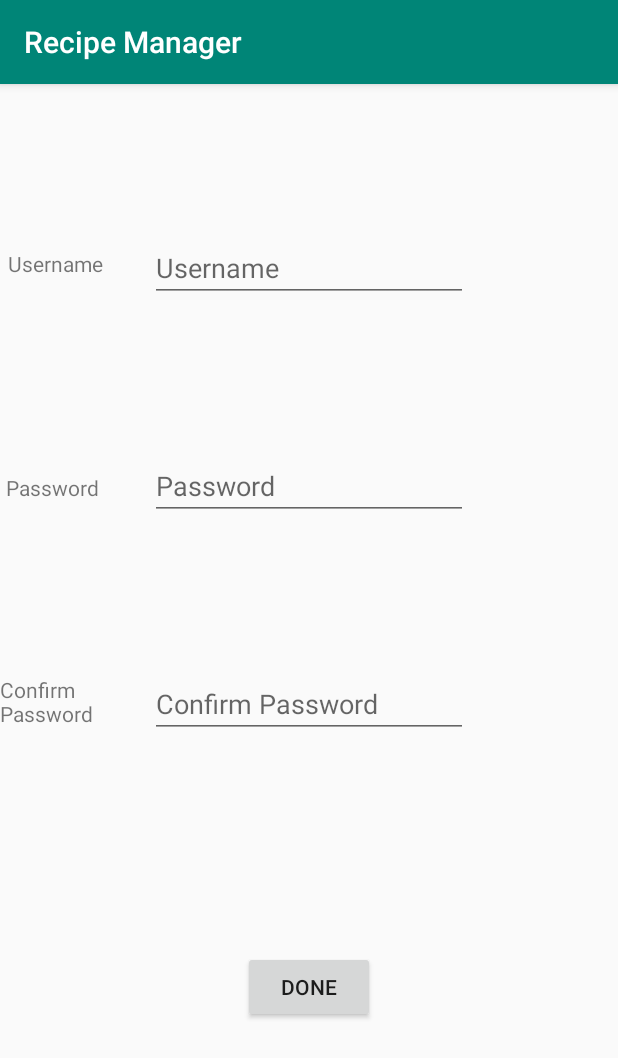
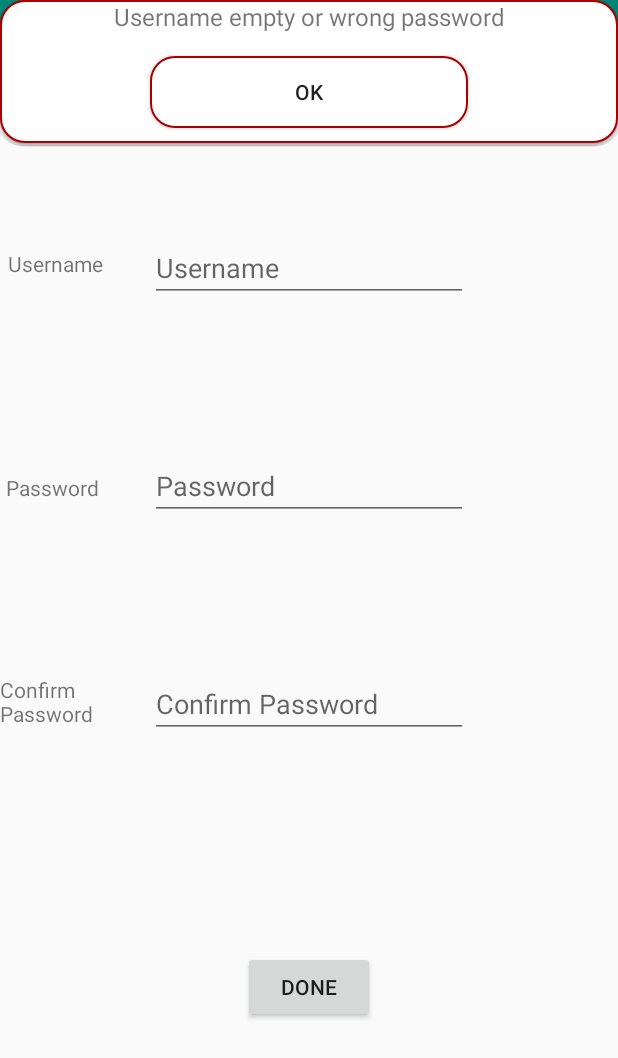
Before and after one commit to ZvonimirMedak/Recipe_Manager, an Android app: the RegistrationFragment screen opened through its navigation route, after a tap on "DONE", on a phone screen of 412 x 824 dp. Shown: the top 1058 px of the screen. Run offline under Robolectric (Android 15) with nearby library versions, the phone set to English and light mode, and no system bars; our stand-ins replace Room's generated code, data binding.

Commit message:
all popups finished

```diff
--- a/app/src/main/java/com/example/recipemanager/appDatabase/Recipe.kt
+++ b/app/src/main/java/com/example/recipemanager/appDatabase/Recipe.kt
@@ -20,7 +20,7 @@ data class Recipe(
     @PrimaryKey(autoGenerate = true)
     var recipeId: Long = 0L,
     var name: String,
-    var photoUrl: String,
+    var photoUrl: String ="https://i.imgur.com/qFk6jsK.png",
     var description: String,
     var timeToMake: String,
     var typeOfMeal: String,
--- a/app/src/main/java/com/example/recipemanager/profiles/NewProfileFragment.kt
+++ b/app/src/main/java/com/example/recipemanager/profiles/NewProfileFragment.kt
@@ -26,7 +26,7 @@ class NewProfileFragment : Fragment() {
             DataBindingUtil.inflate(inflater, R.layout.add_new_profile, container, false)
         val application = requireNotNull(this.activity).application
         databaseProfileUtils = DatabaseProfileUtils(application)
-        val viewModel = ProfileViewModel()
+        val viewModel = ProfileViewModel(activity!!, binding.root)
         val username = arguments!!.getString("username")
         binding.viewModel = viewModel
         setupNavigationObserver(viewModel)
--- a/app/src/main/java/com/example/recipemanager/profiles/ProfileFragment.kt
+++ b/app/src/main/java/com/example/recipemanager/profiles/ProfileFragment.kt
@@ -40,7 +40,7 @@ class ProfileFragment : Fragment() {
         )
         val application = requireNotNull(this.activity).application
         val databaseProfileUtils= DatabaseProfileUtils(application)
-        val viewModel = ProfileViewModel()
+        val viewModel = ProfileViewModel(activity!!, binding.root)
         binding.viewModel = viewModel
         val adapter = ProfileRecyclerAdapter(ProfileOnClickListener {
             viewModel.navigateToDetailProfile(it)
--- a/app/src/main/java/com/example/recipemanager/registration/RegistrationFragment.kt
+++ b/app/src/main/java/com/example/recipemanager/registration/RegistrationFragment.kt
@@ -25,7 +25,7 @@ class RegistrationFragment : Fragment() {
         val binding : RegistrationFormBinding = DataBindingUtil.inflate(inflater, R.layout.registration_form, container, false)
         val application = requireNotNull(this.activity).application
         databaseUserUtils = DatabaseUserUtils(application)
-        val viewModel = RegistrationViewModel()
+        val viewModel = RegistrationViewModel(activity!!, binding.root)
         binding.viewModel = viewModel
 
         setupNavigationObserver(viewModel)
--- a/app/src/main/java/com/example/recipemanager/registration/RegistrationViewModel.kt
+++ b/app/src/main/java/com/example/recipemanager/registration/RegistrationViewModel.kt
@@ -1,15 +1,26 @@
 package com.example.recipemanager.registration
 
+import android.app.Activity
+import android.graphics.Color
+import android.graphics.drawable.ColorDrawable
 import android.util.Log
+import android.view.LayoutInflater
+import android.view.View
+import android.widget.PopupWindow
 import androidx.lifecycle.LiveData
 import androidx.lifecycle.MutableLiveData
 import androidx.lifecycle.ViewModel
+import com.example.recipemanager.R
 import com.example.recipemanager.appDatabase.User
 import com.example.recipemanager.appDatabase.UserDatabaseDao
+import kotlinx.android.synthetic.main.error_popup.view.*
 
 import kotlinx.coroutines.*
 
-class RegistrationViewModel() : ViewModel() {
+class RegistrationViewModel(private val activity: Activity, val rootLayout : View) : ViewModel() {
+
+    lateinit var popupWindow: PopupWindow
+    lateinit var popupView : View
 
     private var _navigateToLogin = MutableLiveData<Boolean>()
     val navigateToLogin: LiveData<Boolean>
@@ -23,6 +34,23 @@ class RegistrationViewModel() : ViewModel() {
         _navigateToLogin.value = null
     }
 
+    init {
+        setupPopup()
+    }
 
+    private fun setupPopup(){
+        val inflater = LayoutInflater.from(activity)
+        popupWindow = PopupWindow(activity)
+        popupView = inflater.inflate(R.layout.error_popup, null)
+        popupWindow.isFocusable = true
+        popupWindow.contentView = popupView
+        popupView.ok_button.setOnClickListener {
+            popupWindow.dismiss()
+        }
+        popupWindow.setBackgroundDrawable(
+            ColorDrawable(
+                Color.TRANSPARENT)
+        )
+    }
 
 }
--- a/app/src/main/java/com/example/recipemanager/userlogin/LogInFragment.kt
+++ b/app/src/main/java/com/example/recipemanager/userlogin/LogInFragment.kt
@@ -26,7 +26,7 @@ class LogInFragment : Fragment() {
         )
         val application = requireNotNull(this.activity).application
         databaseUserUtils = DatabaseUserUtils(application)
-        val viewModel = LogInViewModel()
+        val viewModel = LogInViewModel(activity!!, binding.root)
         binding.viewModel = viewModel
 
 
--- a/app/src/main/java/com/example/recipemanager/userlogin/LogInViewModel.kt
+++ b/app/src/main/java/com/example/recipemanager/userlogin/LogInViewModel.kt
@@ -1,13 +1,21 @@
 package com.example.recipemanager.userlogin
 
+import android.app.Activity
+import android.graphics.Color
+import android.graphics.drawable.ColorDrawable
+import android.view.LayoutInflater
+import android.view.View
+import android.widget.PopupWindow
 import androidx.lifecycle.LiveData
 import androidx.lifecycle.MutableLiveData
 import androidx.lifecycle.ViewModel
+import com.example.recipemanager.R
 import com.example.recipemanager.appDatabase.User
 import com.example.recipemanager.appDatabase.UserDatabaseDao
+import kotlinx.android.synthetic.main.error_popup.view.*
 import kotlinx.coroutines.*
 
-class LogInViewModel : ViewModel() {
+class LogInViewModel(private val activity: Activity,val rootLayout : View) : ViewModel() {
     private var _navigateToRegisterFragment = MutableLiveData<Boolean?>()
     val navigateToRegisterFragment: LiveData<Boolean?>
         get() = _navigateToRegisterFragment
@@ -16,8 +24,27 @@ class LogInViewModel : ViewModel() {
     val navigateToProfileFragment: LiveData<Boolean?>
         get() = _navigateToProfileFragment
 
+    lateinit var popupWindow: PopupWindow
+    lateinit var popupView : View
 
+    init {
+        setupPopup()
+    }
 
+    private fun setupPopup(){
+        val inflater = LayoutInflater.from(activity)
+        popupWindow = PopupWindow(activity)
+        popupView = inflater.inflate(R.layout.error_popup, null)
+        popupWindow.isFocusable = true
+        popupWindow.contentView = popupView
+        popupView.ok_button.setOnClickListener {
+            popupWindow.dismiss()
+        }
+        popupWindow.setBackgroundDrawable(
+            ColorDrawable(
+                Color.TRANSPARENT)
+        )
+    }
     fun registrationWanted() {
         _navigateToRegisterFragment.value = true
     }
--- /dev/null
+++ b/app/src/main/res/drawable/rounded_button_edge.xml
@@ -0,0 +1,6 @@
+<?xml version="1.0" encoding="utf-8"?>
+<shape xmlns:android="http://schemas.android.com/apk/res/android" android:shape="rectangle">
+    <stroke android:width="1dp" android:color="#AB0000" />
+    <corners android:radius="16dp" />
+    <solid android:color="#FFFFFF"/>
+</shape>
--- /dev/null
+++ b/app/src/main/res/layout/error_popup.xml
@@ -0,0 +1,27 @@
+<?xml version="1.0" encoding="utf-8"?>
+<RelativeLayout xmlns:android="http://schemas.android.com/apk/res/android"
+    android:orientation="vertical" android:layout_width="match_parent"
+    android:layout_height="wrap_content"
+    android:background="@drawable/rounded_button_edge">
+    <TextView
+        android:layout_width="match_parent"
+        android:layout_height="wrap_content"
+        android:gravity="center"
+        android:id="@+id/error_text"
+        android:textSize="16sp"
+
+        android:layout_marginBottom="15dp"
+        android:layout_marginLeft="10dp"
+        android:layout_marginRight="10dp"
+        />
+    <Button
+        android:layout_width="match_parent"
+        android:layout_height="wrap_content"
+        android:text="@string/ok"
+        android:layout_below="@id/error_text"
+        android:id="@+id/ok_button"
+        android:layout_marginRight="100dp"
+        android:layout_marginLeft="100dp"
+        android:background="@drawable/rounded_button_edge"
+        android:layout_marginBottom="10dp"/>
+</RelativeLayout>
--- a/app/src/main/res/values/strings.xml
+++ b/app/src/main/res/values/strings.xml
@@ -27,7 +27,7 @@
     <string name="navigation">Navigation</string>
     <string name="all_recipes">All recipes</string>
     <string name="my_ingredients">My Ingredients</string>
-    <string name="recipe_name">Recipe name</string>
+    <string name="recipe_name">Recipe name*</string>
     <string name="type_of_meal">Type of meal</string>
     <string name="time_to_make">Time to make</string>
     <string name="contains">Contains:</string>
@@ -44,5 +44,6 @@
     <string name="no">No</string>
     <string name="photo_url">Photo Url</string>
     <string name="update">Update</string>
+    <string name="ok">OK</string>
 
 </resources>
```
Also changed, not shown: app/src/main/java/com/example/recipemanager/createRecipe/CreateRecipeFragment.kt (+10 -1 lines), app/src/main/java/com/example/recipemanager/createRecipe/CreateRecipeViewModel.kt (+29 -1 lines), app/src/main/java/com/example/recipemanager/profiles/ProfileViewModel.kt (+30 -1 lines), app/src/main/java/com/example/recipemanager/utils/DatabaseProfileUtils.kt (+7 -0 lines), app/src/main/java/com/example/recipemanager/utils/DatabaseRecipeWithIngredientsUtils.kt (+11 -0 lines), app/src/main/java/com/example/recipemanager/utils/DatabaseUserUtils.kt (+25 -2 lines).
